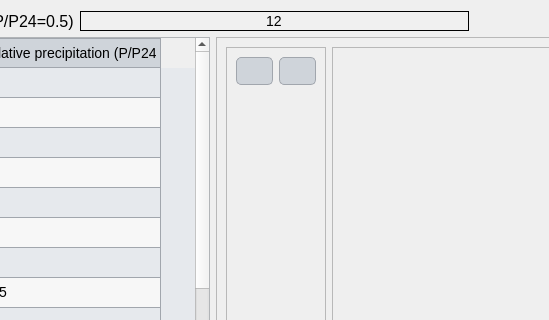
Qt form Source_code/ui/user_defined_storm_type_french.ui (Inigobarbe/VFSMOD-GUI) before a commit; both pictures show x 279 to 828 and y 0 to 320 of the 1147 by 535 pixel window.
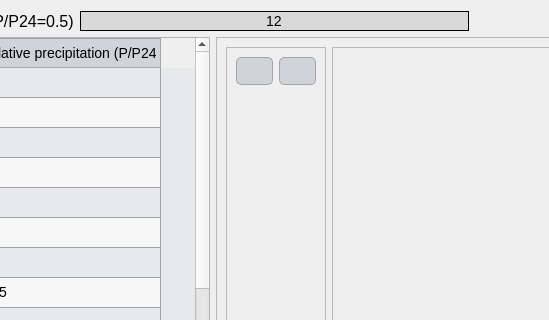
The same form after that commit.

```diff
--- a/Source_code/ui/user_defined_storm_type_french.ui
+++ b/Source_code/ui/user_defined_storm_type_french.ui
@@ -217,12 +217,20 @@
      </item>
      <item>
       <widget class="QLineEdit" name="half">
+       <property name="styleSheet">
+        <string notr="true">QLineEdit {
+    background-color: #d9d9d9;
+}</string>
+       </property>
        <property name="text">
         <string>12</string>
        </property>
        <property name="alignment">
         <set>Qt::AlignCenter</set>
        </property>
+       <property name="readOnly">
+        <bool>true</bool>
+       </property>
       </widget>
      </item>
      <item>
```
